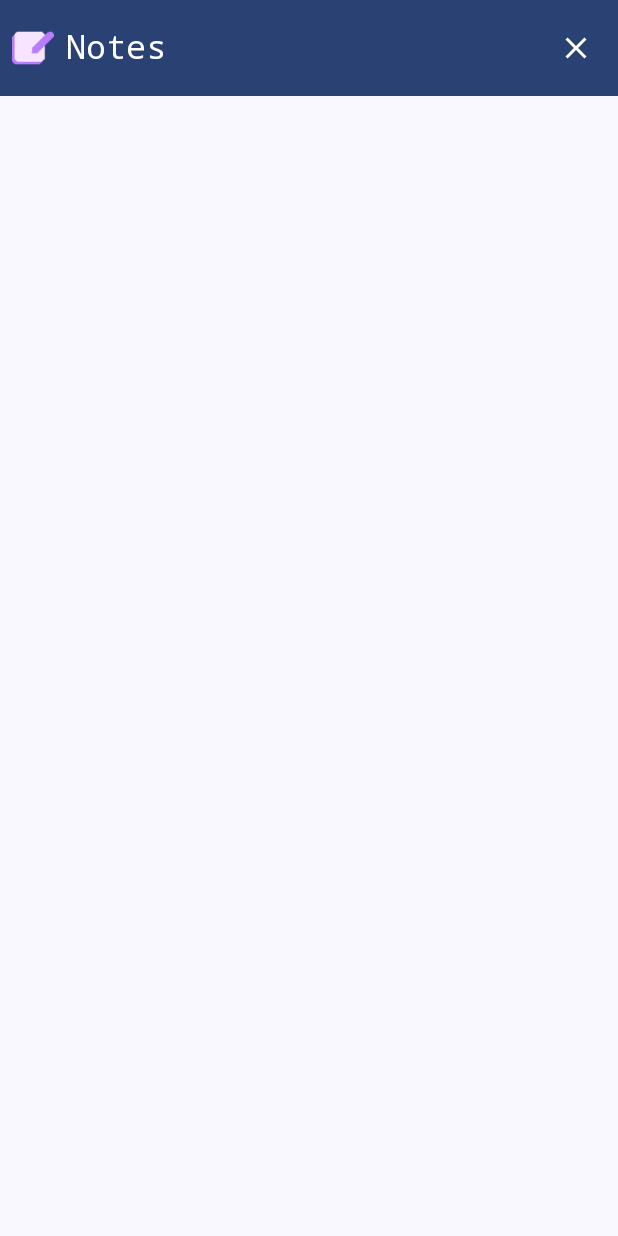
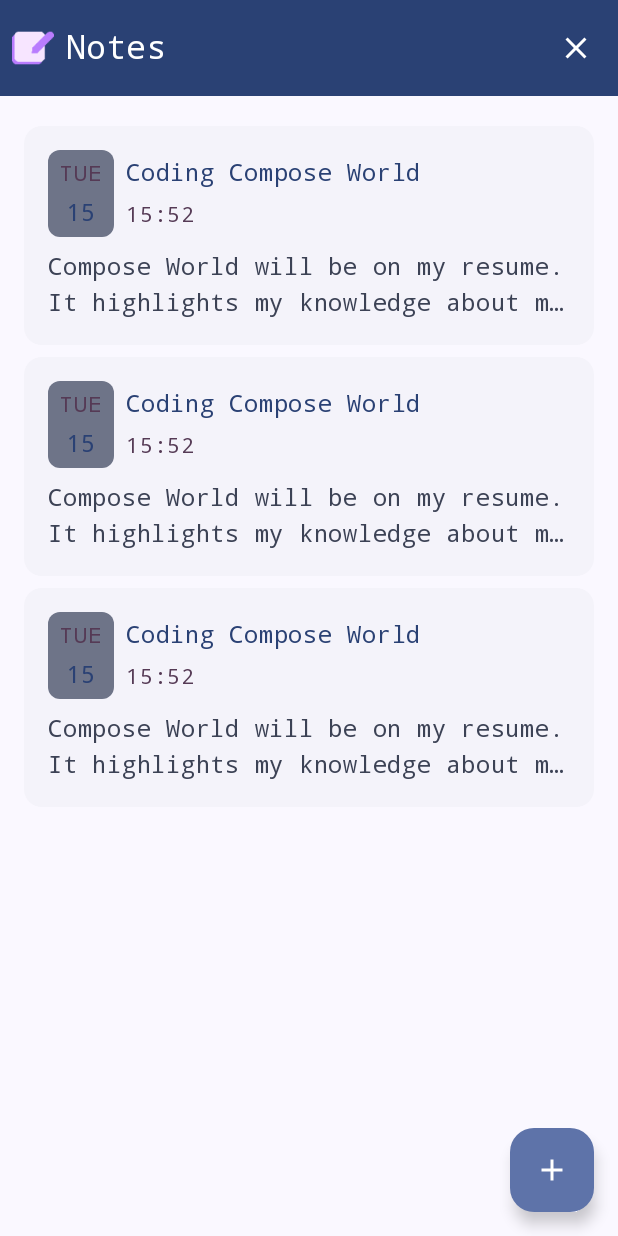
Before and after one commit to ralphmarondev/compose-world, an Android app built with Jetpack Compose: the NoteScreen screen opened through its navigation route, on a phone screen of 412 x 824 dp. Run offline under Robolectric (Android 15) with nearby library versions, the phone set to English and light mode, and no system bars.

Commit message:
implemented note-card
- Updated note-screen to show sample notes using note-card component.

```diff
--- a/app/src/main/java/com/ralphmarondev/composeworld/features/notes/presentation/NoteScreen.kt
+++ b/app/src/main/java/com/ralphmarondev/composeworld/features/notes/presentation/NoteScreen.kt
@@ -2,13 +2,17 @@ package com.ralphmarondev.composeworld.features.notes.presentation
 
 import androidx.compose.foundation.Image
 import androidx.compose.foundation.layout.Box
+import androidx.compose.foundation.layout.Spacer
 import androidx.compose.foundation.layout.fillMaxSize
+import androidx.compose.foundation.layout.height
 import androidx.compose.foundation.layout.padding
 import androidx.compose.foundation.layout.size
 import androidx.compose.foundation.lazy.LazyColumn
 import androidx.compose.material.icons.Icons
+import androidx.compose.material.icons.outlined.Add
 import androidx.compose.material.icons.outlined.Close
 import androidx.compose.material3.ExperimentalMaterial3Api
+import androidx.compose.material3.FloatingActionButton
 import androidx.compose.material3.Icon
 import androidx.compose.material3.IconButton
 import androidx.compose.material3.MaterialTheme
@@ -23,6 +27,7 @@ import androidx.compose.ui.text.font.FontFamily
 import androidx.compose.ui.unit.dp
 import coil.compose.rememberAsyncImagePainter
 import com.ralphmarondev.composeworld.R
+import com.ralphmarondev.composeworld.features.notes.presentation.components.NoteCard
 
 @OptIn(ExperimentalMaterial3Api::class)
 @Composable
@@ -64,6 +69,14 @@ fun NoteScreen(
                     navigationIconContentColor = MaterialTheme.colorScheme.onPrimary
                 )
             )
+        },
+        floatingActionButton = {
+            FloatingActionButton(onClick = {}) {
+                Icon(
+                    imageVector = Icons.Outlined.Add,
+                    contentDescription = "New Note"
+                )
+            }
         }
     ) { innerPadding ->
         LazyColumn(
@@ -71,7 +84,15 @@ fun NoteScreen(
                 .fillMaxSize()
                 .padding(innerPadding)
         ) {
-
+            item { Spacer(modifier = Modifier.height(16.dp)) }
+            items(3) {
+                NoteCard(
+                    onClick = {},
+                    modifier = Modifier
+                        .padding(horizontal = 16.dp, vertical = 4.dp)
+                )
+            }
+            item { Spacer(modifier = Modifier.height(160.dp)) }
         }
     }
 }
--- /dev/null
+++ b/app/src/main/java/com/ralphmarondev/composeworld/features/notes/presentation/components/NoteCard.kt
@@ -0,0 +1,113 @@
+package com.ralphmarondev.composeworld.features.notes.presentation.components
+
+import androidx.compose.foundation.background
+import androidx.compose.foundation.layout.Arrangement
+import androidx.compose.foundation.layout.Column
+import androidx.compose.foundation.layout.Row
+import androidx.compose.foundation.layout.Spacer
+import androidx.compose.foundation.layout.fillMaxWidth
+import androidx.compose.foundation.layout.height
+import androidx.compose.foundation.layout.padding
+import androidx.compose.foundation.layout.width
+import androidx.compose.foundation.shape.RoundedCornerShape
+import androidx.compose.material3.ElevatedCard
+import androidx.compose.material3.MaterialTheme
+import androidx.compose.material3.Text
+import androidx.compose.runtime.Composable
+import androidx.compose.ui.Alignment
+import androidx.compose.ui.Modifier
+import androidx.compose.ui.draw.clip
+import androidx.compose.ui.res.stringResource
+import androidx.compose.ui.text.font.FontFamily
+import androidx.compose.ui.text.font.FontWeight
+import androidx.compose.ui.text.style.TextOverflow
+import androidx.compose.ui.unit.dp
+import androidx.compose.ui.unit.sp
+import com.ralphmarondev.composeworld.R
+
+@Composable
+fun NoteCard(
+    onClick: () -> Unit,
+    modifier: Modifier = Modifier
+) {
+    ElevatedCard(
+        onClick = onClick,
+        modifier = modifier
+    ) {
+        Column(
+            modifier = Modifier
+                .fillMaxWidth()
+                .padding(16.dp)
+        ) {
+            Row(
+                modifier = Modifier
+                    .fillMaxWidth(),
+                verticalAlignment = Alignment.CenterVertically
+            ) {
+                Column(
+                    modifier = Modifier
+                        .clip(RoundedCornerShape(8.dp))
+                        .background(MaterialTheme.colorScheme.secondaryContainer)
+                        .padding(horizontal = 8.dp, vertical = 4.dp),
+                    verticalArrangement = Arrangement.Center,
+                    horizontalAlignment = Alignment.CenterHorizontally
+                ) {
+                    Text(
+                        text = "TUE",
+                        fontFamily = FontFamily.Monospace,
+                        fontWeight = FontWeight.W300,
+                        fontSize = 14.sp,
+                        maxLines = 1,
+                        overflow = TextOverflow.Ellipsis,
+                        color = MaterialTheme.colorScheme.tertiary
+                    )
+
+                    Spacer(modifier = Modifier.height(2.dp))
+                    Text(
+                        text = "15",
+                        fontFamily = FontFamily.Monospace,
+                        fontWeight = FontWeight.W500,
+                        fontSize = 16.sp,
+                        maxLines = 1,
+                        overflow = TextOverflow.Ellipsis,
+                        color = MaterialTheme.colorScheme.primary
+                    )
+                }
+                Spacer(modifier = Modifier.width(8.dp))
+                Column {
+                    Text(
+                        text = "Coding Compose World",
+                        fontFamily = FontFamily.Monospace,
+                        fontWeight = FontWeight.W500,
+                        fontSize = 16.sp,
+                        maxLines = 1,
+                        overflow = TextOverflow.Ellipsis,
+                        color = MaterialTheme.colorScheme.primary
+                    )
+
+                    Spacer(modifier = Modifier.height(4.dp))
+                    Text(
+                        text = "15:52",
+                        fontFamily = FontFamily.Monospace,
+                        fontWeight = FontWeight.W300,
+                        fontSize = 14.sp,
+                        maxLines = 1,
+                        overflow = TextOverflow.Ellipsis,
+                        color = MaterialTheme.colorScheme.tertiary
+                    )
+                }
+            }
+
+            Spacer(modifier = Modifier.height(8.dp))
+            Text(
+                text = stringResource(R.string.sample_text),
+                maxLines = 2,
+                overflow = TextOverflow.Ellipsis,
+                fontSize = 16.sp,
+                fontWeight = FontWeight.W400,
+                fontFamily = FontFamily.Monospace,
+                color = MaterialTheme.colorScheme.secondary
+            )
+        }
+    }
+}
--- a/app/src/main/res/values/strings.xml
+++ b/app/src/main/res/values/strings.xml
@@ -25,4 +25,12 @@
         Developed by Ralph Maron Eda, this miniature smartphone OS offers interactive apps and
         smooth animations. Customize your home screen and enjoy the experience!
     </string>
+
+
+    <!-- notes -->
+    <string name="sample_text">
+        Compose World will be on my resume. It highlights my knowledge about mobile app development.
+        From navigation, to ui design, to navigation, to animation, to playing videos and music,
+        displaying notification and more.
+    </string>
 </resources>
```
